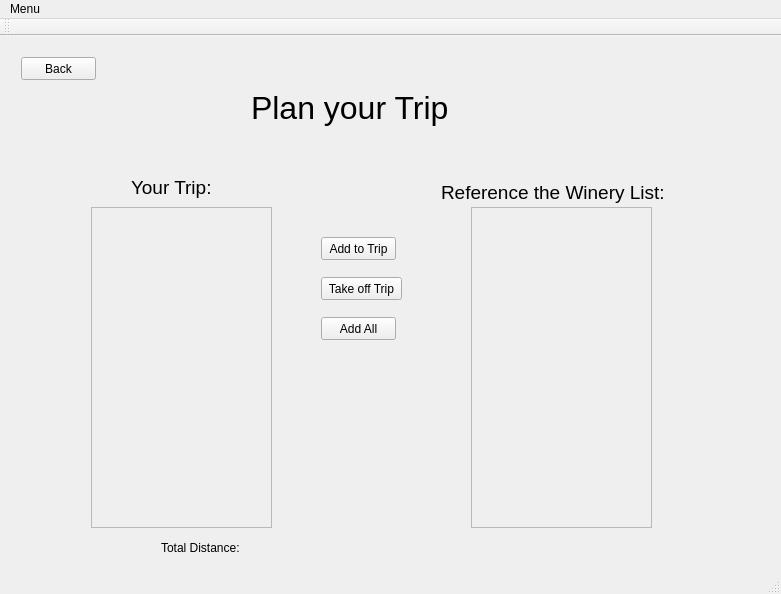
Old version of the form WineryProject/mainwindow.ui in the repository AustinVaday/CS1D-Class-Project-1.
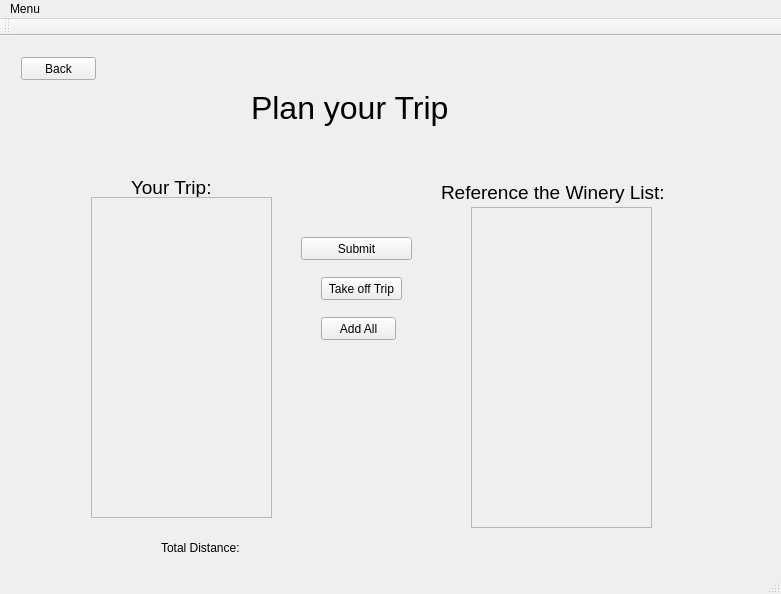
New version of the form. The open tabs and pages were chosen to show the change.

Commit message: Added solution for Aurel and his check buttons

The edit to the form file:
```diff
--- a/WineryProject/mainwindow.ui
+++ b/WineryProject/mainwindow.ui
@@ -270,14 +270,14 @@
        <widget class="QPushButton" name="pushButton_2">
         <property name="geometry">
          <rect>
-          <x>310</x>
+          <x>290</x>
           <y>190</y>
-          <width>75</width>
+          <width>111</width>
           <height>23</height>
          </rect>
         </property>
         <property name="text">
-         <string>Add to Trip</string>
+         <string>Submit</string>
         </property>
        </widget>
        <widget class="QPushButton" name="pushButton_3">
@@ -323,7 +323,7 @@
         <property name="geometry">
          <rect>
           <x>80</x>
-          <y>160</y>
+          <y>150</y>
           <width>181</width>
           <height>321</height>
          </rect>
```
Left out of the diff: 6 changed lines with no effect on the pictures. The commit also changes 3 other files.
